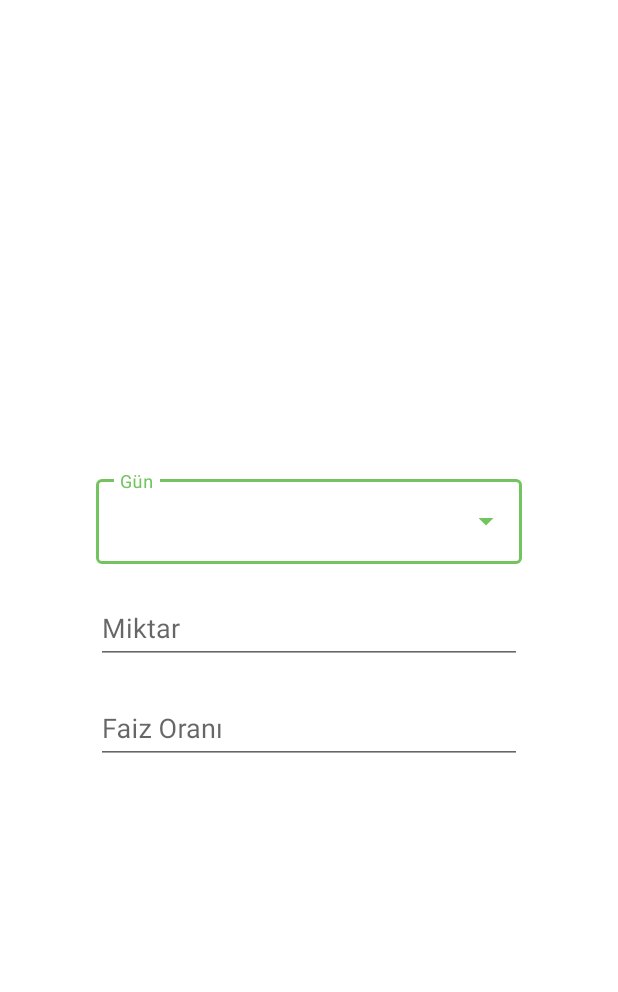
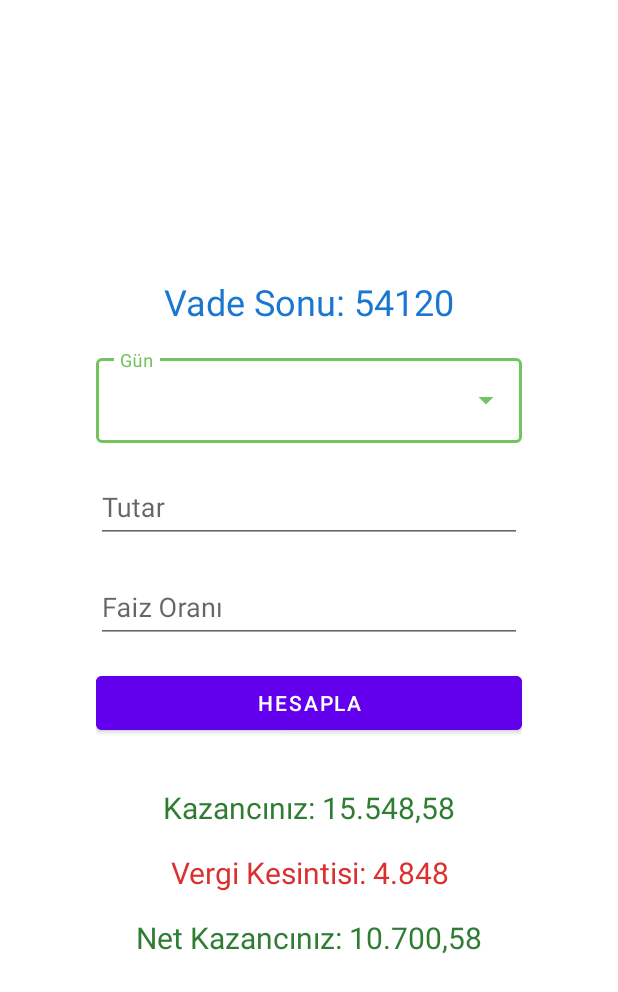
Before and after one commit to metinkaracay/interestInspector, an Android app built with Jetpack Compose: the layout fragment_panel.xml on its own in the app's theme, with its tools: preview values and no code run, on a phone screen of 412 x 824 dp. Shown: the top 992 px of the screen. Run offline under Robolectric (Android 15) with nearby library versions, the phone set to English and light mode, and no system bars.

Commit message:
- Panel Fragment added - Calculation formulas added - New colors added - Some ui improvement

```diff
--- a/app/src/main/java/com/example/interestinspector/MainActivity.kt
+++ b/app/src/main/java/com/example/interestinspector/MainActivity.kt
@@ -48,7 +48,7 @@ class MainActivity : AppCompatActivity() {
 
     }
 
-    fun navigateToDestination(navController: NavController, navigationData: NavigationData) {
+    private fun navigateToDestination(navController: NavController, navigationData: NavigationData) {
         navController.navigate(navigationData.destinationId)
     }
 }
--- a/app/src/main/res/layout/fragment_panel.xml
+++ b/app/src/main/res/layout/fragment_panel.xml
@@ -8,6 +8,7 @@
             name="pageViewState"
             type="com.example.interestinspector.panel.PanelPageViewState" />
     </data>
+
     <LinearLayout
         android:layout_width="match_parent"
         android:layout_height="match_parent"
@@ -16,18 +17,32 @@
         android:layout_marginHorizontal="64dp"
         tools:context=".panel.PanelFragment">
 
+        <TextView
+            android:id="@+id/totalAmount"
+            android:layout_width="match_parent"
+            android:layout_height="wrap_content"
+            android:visibility="@{pageViewState.resultVisibility()}"
+            android:text="@{pageViewState.totalAmountText()}"
+            android:textSize="24sp"
+            android:textColor="@color/blue"
+            android:gravity="center"
+            tools:text="Vade Sonu: 54120"/>
+
         <com.google.android.material.textfield.TextInputLayout
             android:layout_width="match_parent"
             android:layout_height="wrap_content"
+            android:layout_marginTop="16dp"
             style="@style/Widget.MaterialComponents.TextInputLayout.OutlinedBox.ExposedDropdownMenu">
 
             <AutoCompleteTextView
                 android:id="@+id/time"
                 android:layout_width="match_parent"
                 android:layout_height="wrap_content"
-                android:hint="Gün"
+                android:hint="@{pageViewState.timeHintText()}"
                 android:inputType="none"
-                android:layout_marginTop="16dp"/>
+                android:layout_marginTop="16dp"
+                android:dropDownHeight="300dp"
+                tools:hint="Gün"/>
         </com.google.android.material.textfield.TextInputLayout>
 
         <com.google.android.material.textfield.TextInputLayout
@@ -36,7 +51,7 @@
             android:layout_height="wrap_content"
             android:layout_marginVertical="16dp"
             style="@style/Widget.MaterialComponents.TextInputLayout.OutlinedBox"
-            android:hint="Miktar"
+            android:hint="@{pageViewState.amountHintText()}"
             app:hintTextColor="@color/black"
             android:theme="@style/Theme.MaterialComponents.Light.NoActionBar">
 
@@ -44,7 +59,10 @@
                 android:id="@+id/amount"
                 android:layout_width="match_parent"
                 android:layout_height="wrap_content"
-                android:text="@{pageViewState.amount}"/>
+                android:inputType="numberDecimal"
+                android:maxLines="1"
+                android:text="@{pageViewState.amount}"
+                tools:hint="Tutar"/>
         </com.google.android.material.textfield.TextInputLayout>
 
         <com.google.android.material.textfield.TextInputLayout
@@ -52,9 +70,10 @@
             android:layout_width="match_parent"
             android:layout_height="wrap_content"
             style="@style/Widget.MaterialComponents.TextInputLayout.OutlinedBox"
-            android:hint="Faiz Oranı"
+            android:hint="@{pageViewState.interestRateHintText()}"
             app:hintTextColor="@color/black"
-            android:theme="@style/Theme.MaterialComponents.Light.NoActionBar">
+            android:theme="@style/Theme.MaterialComponents.Light.NoActionBar"
+            tools:hint="Faiz Oranı">
 
             <com.google.android.material.textfield.TextInputEditText
                 android:id="@+id/interestRate"
@@ -63,5 +82,52 @@
                 android:maxLength="3"
                 android:inputType="number"/>
         </com.google.android.material.textfield.TextInputLayout>
+
+        <Button
+            android:id="@+id/calculateButton"
+            android:layout_width="match_parent"
+            android:layout_height="wrap_content"
+            android:text="@{pageViewState.calculateButtonText()}"
+            android:layout_marginTop="16dp"
+            android:backgroundTint="@color/purple_500"
+            android:textColor="@color/white"
+            android:layout_marginBottom="16dp"
+            tools:text="Hesapla"/>
+
+        <TextView
+            android:id="@+id/grossIncome"
+            android:layout_width="match_parent"
+            android:layout_height="wrap_content"
+            android:layout_marginTop="16dp"
+            android:gravity="center"
+            android:visibility="@{pageViewState.resultVisibility()}"
+            android:text="@{pageViewState.grossIncomeText()}"
+            android:textSize="20sp"
+            android:textColor="@color/darkGreen"
+            tools:text="Kazancınız: 15.548,58"/>
+
+        <TextView
+            android:id="@+id/deduction"
+            android:layout_width="match_parent"
+            android:layout_height="wrap_content"
+            android:layout_marginTop="16dp"
+            android:gravity="center"
+            android:visibility="@{pageViewState.resultVisibility()}"
+            android:text="@{pageViewState.deductionText()}"
+            android:textSize="20sp"
+            android:textColor="@color/red"
+            tools:text="Vergi Kesintisi: 4.848"/>
+
+        <TextView
+            android:id="@+id/netIncome"
+            android:layout_width="match_parent"
+            android:layout_height="wrap_content"
+            android:layout_marginTop="16dp"
+            android:gravity="center"
+            android:visibility="@{pageViewState.resultVisibility()}"
+            android:text="@{pageViewState.netIncomeText()}"
+            android:textSize="20sp"
+            android:textColor="@color/darkGreen"
+            tools:text="Net Kazancınız: 10.700,58"/>
     </LinearLayout>
 </layout>
--- a/app/src/main/res/navigation/nav_graph.xml
+++ b/app/src/main/res/navigation/nav_graph.xml
@@ -3,7 +3,7 @@
     xmlns:app="http://schemas.android.com/apk/res-auto"
     xmlns:tools="http://schemas.android.com/tools"
     android:id="@+id/nav_graph"
-    app:startDestination="@id/panelFragment">
+    app:startDestination="@id/secondFragment">
 
     <fragment
         android:id="@+id/firstFragment"
--- a/app/src/main/res/values/colors.xml
+++ b/app/src/main/res/values/colors.xml
@@ -8,4 +8,7 @@
     <color name="black">#FF000000</color>
     <color name="white">#FFFFFFFF</color>
     <color name="colorPrimary">#73C35E</color>
+    <color name="red">#FFDC2F2F</color>
+    <color name="darkGreen">#FF2E7D32</color>
+    <color name="blue">#FF1976D2</color>
 </resources>
```
Also changed, not shown: app/src/main/java/com/example/interestinspector/panel/PanelFragment.kt (added, +84 -0 lines), app/src/main/java/com/example/interestinspector/panel/PanelPageViewState.kt (added, +21 -0 lines), app/src/main/java/com/example/interestinspector/panel/PanelViewModel.kt (added, +28 -0 lines).
